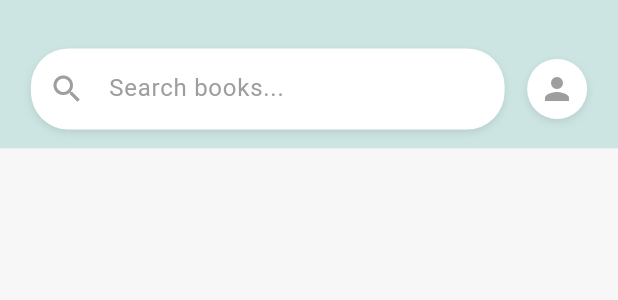
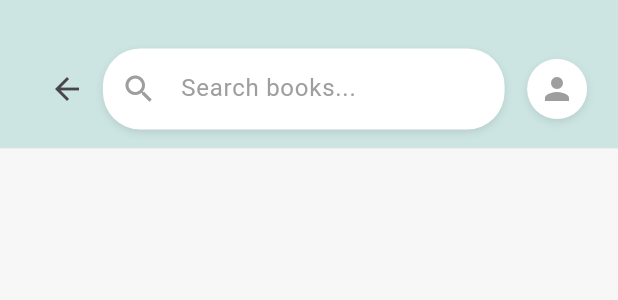
Before and after one commit to Renter-0/emu_book_exchange, a Flutter app: the Header widget shown alone on an empty page, opened directly, on a phone screen of 412 x 824 dp. Shown: the top 300 px of the screen. Run offline on Flutter 3.47's test engine with Material 3 defaults, Android fonts, the phone set to English and light mode, and no system bars.

Commit message:
feat: add BackButton to the header

```diff
--- a/client/lib/main.dart
+++ b/client/lib/main.dart
@@ -718,6 +718,7 @@ class Header extends StatelessWidget {
         ),
         child: Row(
           children: [
+            BackButton(),
             Expanded(
               child: Container(
                 decoration: BoxDecoration(
```
